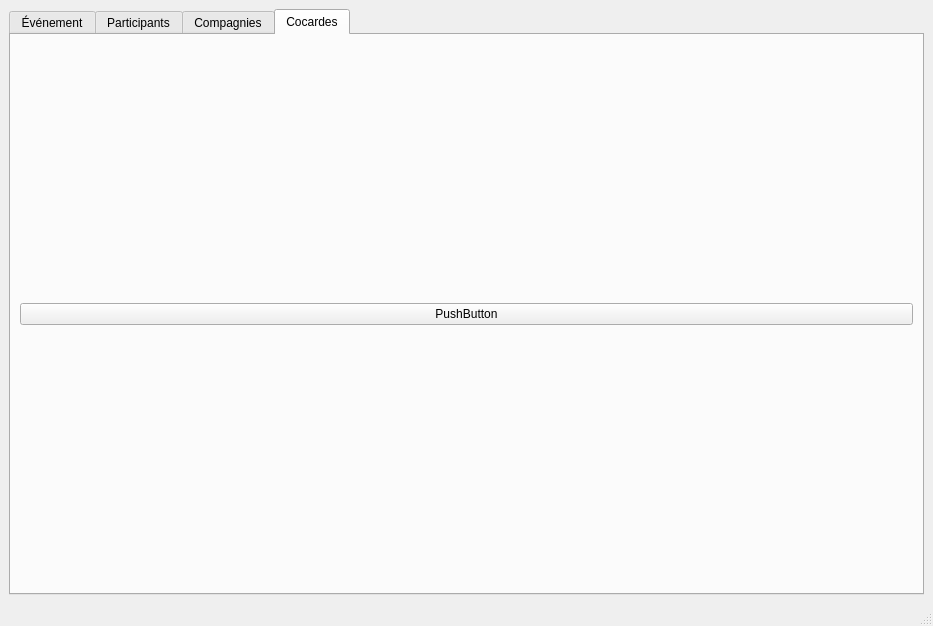
Old version of the form MainWindow.ui in the repository chosson/smpte-eventbrite.
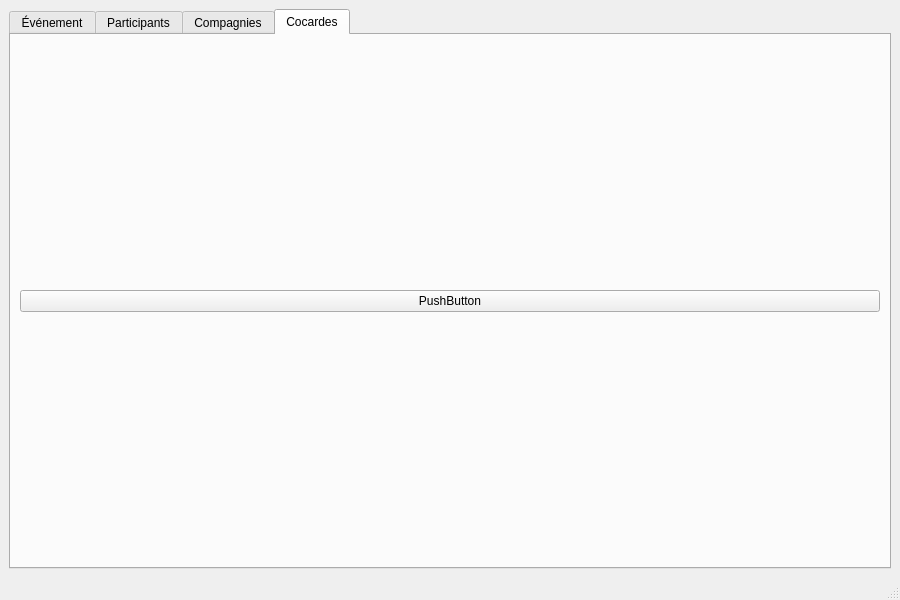
New version of the form. The open tabs and pages were chosen to show the change.

```diff
--- a/MainWindow.ui
+++ b/MainWindow.ui
@@ -6,8 +6,8 @@
    <rect>
     <x>0</x>
     <y>0</y>
-    <width>933</width>
-    <height>626</height>
+    <width>900</width>
+    <height>600</height>
    </rect>
   </property>
   <property name="windowTitle">
```
Left out of the diff: 4 changed lines with no effect on the pictures.
